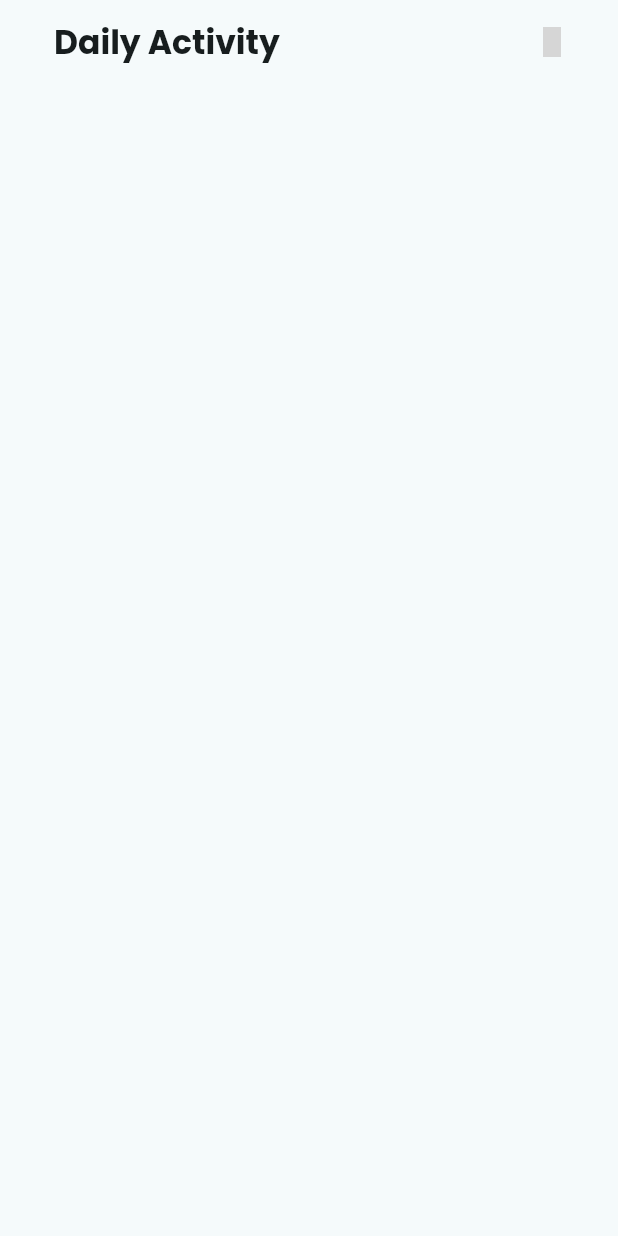
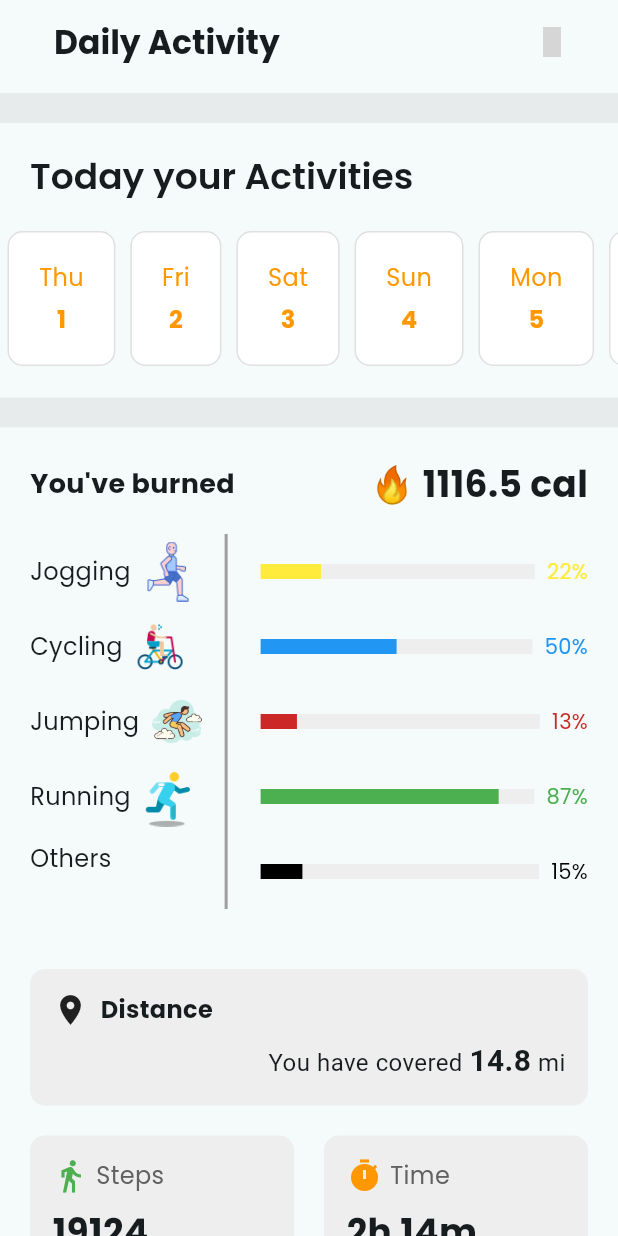
Before and after one commit to masud51435/fitness_tracking_app, a Flutter app: the Activity screen opened by its route, on a phone screen of 412 x 824 dp. Run offline on Flutter 3.47's test engine with Material 3 defaults, Android fonts, the light colour scheme and no system bars; our stand-ins replace get, google_fonts, iconsax, smooth_page_indicator; missing offline and left inert: chart_sparkline; grey boxes are pictures that could not be loaded.

Commit message:
added activity

```diff
--- a/lib/common/custom_divider.dart
+++ b/lib/common/custom_divider.dart
@@ -4,12 +4,14 @@ import 'package:flutter/material.dart';
 class CustomDivider extends StatelessWidget {
   const CustomDivider({
     super.key,
+    this.topSpace = 25,
   });
+  final double topSpace;
 
   @override
   Widget build(BuildContext context) {
     return Padding(
-      padding: const EdgeInsets.only(top: 25),
+      padding: EdgeInsets.only(top: topSpace),
       child: Divider(
         thickness: 20,
         color: greyColor.withOpacity(0.16),
--- a/lib/controllers/activity_controller.dart
+++ b/lib/controllers/activity_controller.dart
@@ -1,16 +1,27 @@
+import 'package:fitness_tracking_app/core/app_colors.dart';
 import 'package:flutter/material.dart';
 import 'package:get/get.dart';
 
-import '../pages/home_page/widgets/daily_activity/activity_class.dart';
+import '../pages/activity/widgets/activity_class.dart';
 
 class DailyActivityController extends GetxController {
   RxInt currentPageIndex = 0.obs;
   final ScrollController scrollController = ScrollController();
 
+  var totalCaloriesBurned = 1116.5.obs;
+  var totalDistance = 14.8.obs;
+  var totalSteps = 19124.obs;
+  var totalTime = "2h 14m".obs;
+
+  var days = <DateTime>[].obs;
+  var selectedIndex = 0.obs;
+
   @override
   void onInit() {
     // TODO: implement onInit
     super.onInit();
+    _generateDaysOfMonth();
+    _setSelectedIndex();
     scrollController.addListener(
       () {
         final pageIndex = (scrollController.offset / (Get.width / 2)).round();
@@ -21,53 +32,81 @@ class DailyActivityController extends GetxController {
     );
   }
 
-  @override
-  void dispose() {
-    // TODO: implement dispose
-    scrollController.dispose();
-    super.dispose();
+  void _generateDaysOfMonth() {
+    DateTime now = DateTime.now();
+    int daysInMonth = DateTime(now.year, now.month + 1, 0).day;
+    List<DateTime> tempDays = [];
+    for (int i = 0; i < daysInMonth; i++) {
+      tempDays.add(DateTime(now.year, now.month, i + 1));
+    }
+
+    days.addAll(tempDays);
   }
 
-  var dailyActivities = <DailyActivity>[
+  void _setSelectedIndex() {
+    DateTime now = DateTime.now();
+    selectedIndex.value = days.indexWhere((date) => date.day == now.day);
+  }
+
+  void onItemTap(int index) {
+    selectedIndex.value = index;
+    print("Selected index updated to: $selectedIndex");
+  }
+
+  bool isSelect(int index) {
+    bool isSelected = selectedIndex.value == index;
+    return isSelected;
+  }
+
+  RxList<DailyActivity> dailyActivities = <DailyActivity>[
     DailyActivity(
       title: "Jogging",
+      percentage: 22,
+      color: Colors.yellow,
       time: "Today, 08:10 AM",
       distance: 2.32,
-      totalDistance: 5.00 ,
+      totalDistance: 5.00,
       unit: 'miles',
       calories: "238.2 cal",
-      imagePath:
-          "assets/icons/activity/jogging.png",
+      imagePath: "assets/icons/activity/jogging.png",
     ),
     DailyActivity(
       title: "Cycling",
+      percentage: 50,
+      color: Colors.blue,
       time: "Today, 08:10 AM",
       distance: 10.00,
       totalDistance: 10.00,
       unit: 'miles',
       calories: "563.4 cal",
-      imagePath:
-          "assets/icons/activity/cycling.png",
+      imagePath: "assets/icons/activity/cycling.png",
     ),
     DailyActivity(
       title: "Jumping",
+      percentage: 13,
+      color: redColor,
       time: "Today, 08:10 AM",
       distance: 13.32,
       totalDistance: 15.00,
       unit: 'feet',
       calories: "408.2 cal",
-      imagePath:
-          "assets/icons/activity/jumping.png",
+      imagePath: "assets/icons/activity/jumping.png",
     ),
     DailyActivity(
       title: "Running",
+      percentage: 87,
+      color: Colors.green,
       time: "Today, 08:10 AM",
-      distance: 6.46,
+      distance: 8.00,
       totalDistance: 8.00,
       unit: 'miles',
       calories: "354.9 cal",
-      imagePath:
-          "assets/icons/activity/running.png",
+      imagePath: "assets/icons/activity/running.png",
+    ),
+    DailyActivity(
+      title: "Others",
+      percentage: 15,
+      color: Colors.black,
     ),
   ].obs;
 }
--- a/lib/pages/activity/activity.dart
+++ b/lib/pages/activity/activity.dart
@@ -1,12 +1,20 @@
 import 'package:fitness_tracking_app/common/Custom_appbar.dart';
+import 'package:fitness_tracking_app/common/custom_divider.dart';
 import 'package:flutter/material.dart';
+import 'package:get/get.dart';
 import 'package:iconsax/iconsax.dart';
+
+import '../../controllers/activity_controller.dart';
+import 'widgets/activities_all_cards.dart';
+import 'widgets/today_activities.dart';
 
 class Activity extends StatelessWidget {
   const Activity({super.key});
 
   @override
   Widget build(BuildContext context) {
+    final DailyActivityController controller =
+        Get.put(DailyActivityController());
     return Scaffold(
       appBar: CustomAppBar(
         title: const Text(
@@ -22,10 +30,15 @@ class Activity extends StatelessWidget {
           )
         ],
       ),
-      body: const SingleChildScrollView(
+      body: SingleChildScrollView(
         child: Column(
           crossAxisAlignment: CrossAxisAlignment.start,
-          children: [],
+          children: [
+            const CustomDivider(topSpace: 10),
+            TodayActivities(controller: controller),
+            const CustomDivider(),
+            ActivitiesSection(controller: controller),
+          ],
         ),
       ),
     );
--- /dev/null
+++ b/lib/pages/activity/widgets/activity_class.dart
@@ -0,0 +1,25 @@
+import 'package:flutter/material.dart';
+
+class DailyActivity {
+  final String? title;
+  final double? percentage;
+  final Color? color;
+  final String? time;
+  final double? distance;
+  final double? totalDistance;
+  final String? calories;
+  final String? imagePath;
+  final String? unit;
+
+  DailyActivity({
+    this.title,
+    this.percentage,
+    this.color,
+    this.time,
+    this.distance,
+    this.totalDistance,
+    this.calories,
+    this.imagePath,
+    this.unit,
+  });
+}
--- /dev/null
+++ b/lib/pages/activity/widgets/activity_progressbar.dart
@@ -0,0 +1,116 @@
+import 'package:flutter/material.dart';
+import 'package:get/get.dart';
+
+import '../../../controllers/activity_controller.dart';
+import '../../../core/app_colors.dart';
+
+class ActivityProgressBar extends StatelessWidget {
+  const ActivityProgressBar({
+    super.key,
+    required this.controller,
+  });
+
+  final DailyActivityController controller;
+
+  @override
+  Widget build(BuildContext context) {
+    return Container(
+      padding: const EdgeInsets.all(20),
+      child: Column(
+        crossAxisAlignment: CrossAxisAlignment.start,
+        children: [
+          Row(
+            mainAxisAlignment: MainAxisAlignment.spaceBetween,
+            children: [
+              const Text(
+                "You've burned",
+                style: TextStyle(
+                  fontSize: 18,
+                  fontWeight: FontWeight.bold,
+                ),
+              ),
+              Obx(
+                () => Text(
+                  "🔥 ${controller.totalCaloriesBurned.value} cal",
+                  style: const TextStyle(
+                    fontSize: 24,
+                    fontWeight: FontWeight.bold,
+                  ),
+                ),
+              ),
+            ],
+          ),
+          const SizedBox(height: 16),
+          Obx(
+            () => IntrinsicHeight(
+              child: Row(
+                children: [
+                  Column(
+                    crossAxisAlignment: CrossAxisAlignment.start,
+                    children: controller.dailyActivities.map(
+                      (activity) {
+                        return Padding(
+                          padding: const EdgeInsets.symmetric(vertical: 5),
+                          child: Row(
+                            children: [
+                              Text(
+                                activity.title!,
+                                style: const TextStyle(
+                                  fontSize: 16,
+                                ),
+                              ),
+                              const SizedBox(width: 5),
+                              activity.imagePath != null
+                                  ? Image.asset(activity.imagePath!,
+                                      width: 40, height: 40)
+                                  : const SizedBox.shrink(),
+                            ],
+                          ),
+                        );
+                      },
+                    ).toList(),
+                  ),
+                  Padding(
+                    padding: const EdgeInsets.only(left: 5, right: 15),
+                    child: VerticalDivider(
+                      thickness: 2,
+                      color: greyColor,
+                    ),
+                  ),
+                  Expanded(
+                    child: Column(
+                      children: controller.dailyActivities.map(
+                        (activity) {
+                          return Padding(
+                            padding: const EdgeInsets.symmetric(vertical: 15),
+                            child: Row(
+                              children: [
+                                Expanded(
+                                  child: LinearProgressIndicator(
+                                    value: activity.percentage! / 100,
+                                    backgroundColor: Colors.grey.shade200,
+                                    minHeight: 10,
+                                    color: activity.color!,
+                                  ),
+                                ),
+                                const SizedBox(width: 8),
+                                Text(
+                                  "${activity.percentage!.toInt()}%",
+                                  style: TextStyle(color: activity.color),
+                                ),
+                              ],
+                            ),
+                          );
+                        },
+                      ).toList(),
+                    ),
+                  ),
+                ],
+              ),
+            ),
+          ),
+        ],
+      ),
+    );
+  }
+}
--- /dev/null
+++ b/lib/pages/activity/widgets/distance_stat_section.dart
@@ -0,0 +1,103 @@
+import 'package:flutter/material.dart';
+import 'package:get/get.dart';
+
+import '../../../controllers/activity_controller.dart';
+import 'stat_card.dart';
+
+class DistanceAndStatSection extends StatelessWidget {
+  const DistanceAndStatSection({
+    super.key,
+    required this.controller,
+  });
+
+  final DailyActivityController controller;
+
+  @override
+  Widget build(BuildContext context) {
+    return Container(
+      padding: const EdgeInsets.all(20),
+      child: Column(
+        crossAxisAlignment: CrossAxisAlignment.start,
+        children: [
+          Container(
+            padding: const EdgeInsets.all(15),
+            decoration: BoxDecoration(
+              color: Colors.grey.shade200,
+              borderRadius: BorderRadius.circular(10),
+            ),
+            child: Column(
+              children: [
+                const Row(
+                  children: [
+                    Icon(Icons.location_on),
+                    SizedBox(width: 8),
+                    Text(
+                      "Distance",
+                      style: TextStyle(
+                        fontSize: 16,
+                        fontWeight: FontWeight.bold,
+                      ),
+                    ),
+                  ],
+                ),
+                const SizedBox(height: 8),
+                Row(
+                  mainAxisAlignment: MainAxisAlignment.end,
+                  children: [
+                    Obx(
+                      () => Text.rich(
+                        TextSpan(
+                          children: [
+                            const TextSpan(
+                              text: 'You have covered ',
+                              style: const TextStyle(
+                                fontSize: 16,
+                              ),
+                            ),
+                            TextSpan(
+                              text: '${controller.totalDistance.value}',
+                              style: const TextStyle(
+                                fontSize: 20,
+                                fontWeight: FontWeight.bold,
+                              ),
+                            ),
+                            const TextSpan(
+                              text: ' mi',
+                              style: const TextStyle(
+                                fontSize: 16,
+                              ),
+                            ),
+                          ],
+                        ),
+                      ),
+                    ),
+                  ],
+                )
+              ],
+            ),
+          ),
+          const SizedBox(height: 20),
+          Obx(
+            () => Row(
+              children: [
+                StatCard(
+                  icon: Icons.directions_walk,
+                  color: Colors.green,
+                  label: "Steps",
+                  value: "${controller.totalSteps.value}",
+                ),
+                const SizedBox(width: 20),
+                StatCard(
+                  icon: Icons.timer,
+                  color: Colors.orange,
+                  label: "Time",
+                  value: controller.totalTime.value,
+                ),
+              ],
+            ),
+          ),
+        ],
+      ),
+    );
+  }
+}
--- /dev/null
+++ b/lib/pages/activity/widgets/stat_card.dart
@@ -0,0 +1,55 @@
+import 'package:flutter/material.dart';
+
+class StatCard extends StatelessWidget {
+  const StatCard({
+    super.key,
+    required this.icon,
+    required this.color,
+    required this.label,
+    required this.value,
+  });
+
+  final IconData icon;
+  final Color color;
+  final String label;
+  final String value;
+
+  @override
+  Widget build(BuildContext context) {
+    return Expanded(
+      child: Container(
+        padding: const EdgeInsets.all(15),
+        decoration: BoxDecoration(
+          color: Colors.grey.shade200,
+          borderRadius: BorderRadius.circular(10),
+        ),
+        child: Column(
+          crossAxisAlignment: CrossAxisAlignment.start,
+          children: [
+            Row(
+              children: [
+                Icon(icon, color: color),
+                const SizedBox(width: 5),
+                Text(
+                  label,
+                  style: TextStyle(
+                    fontSize: 16,
+                    color: Colors.grey[700],
+                  ),
+                ),
+              ],
+            ),
+            const SizedBox(height: 8),
+            Text(
+              value,
+              style: const TextStyle(
+                fontSize: 24,
+                fontWeight: FontWeight.bold,
+              ),
+            ),
+          ],
+        ),
+      ),
+    );
+  }
+}
--- /dev/null
+++ b/lib/pages/activity/widgets/today_activities.dart
@@ -0,0 +1,96 @@
+import 'package:fitness_tracking_app/common/custom_divider.dart';
+import 'package:flutter/material.dart';
+import 'package:intl/intl.dart';
+
+import '../../../common/section_heading.dart';
+import '../../../controllers/activity_controller.dart';
+import 'activity_progressbar.dart';
+import 'distance_stat_section.dart';
+
+class TodayActivities extends StatelessWidget {
+  const TodayActivities({
+    super.key,
+    required this.controller,
+  });
+
+  final DailyActivityController controller;
+
+  @override
+  Widget build(BuildContext context) {
+    return Column(
+      children: [
+        const AppSectionHeading(text: 'Today your Activities'),
+        DateSelector(controller: controller),
+        const CustomDivider(),
+        ActivityProgressBar(controller: controller),
+        DistanceAndStatSection(controller: controller),
+      ],
+    );
+  }
+}
+
+class DateSelector extends StatefulWidget {
+  const DateSelector({
+    super.key,
+    required this.controller,
+  });
+
+  final DailyActivityController controller;
+
+  @override
+  State<DateSelector> createState() => _DateSelectorState();
+}
+
+class _DateSelectorState extends State<DateSelector> {
+  @override
+  Widget build(BuildContext context) {
+    return SizedBox(
+      height: 90,
+      child: ListView.builder(
+        scrollDirection: Axis.horizontal,
+        itemCount: widget.controller.days.length,
+        itemBuilder: (context, index) {
+          bool isSelected = widget.controller.isSelect(index);
+          return GestureDetector(
+            onTap: () {
+              widget.controller.onItemTap(index);
+              setState(() {});
+            },
+            child: Container(
+              margin: const EdgeInsets.symmetric(horizontal: 5),
+              padding: const EdgeInsets.symmetric(horizontal: 20, vertical: 12),
+              decoration: BoxDecoration(
+                color: isSelected ? Colors.deepOrangeAccent : Colors.white,
+                borderRadius: BorderRadius.circular(10),
+                border: Border.all(
+                  color: isSelected ? Colors.orange : Colors.grey.shade300,
+                ),
+              ),
+              child: Column(
+                mainAxisAlignment: MainAxisAlignment.center,
+                children: [
+                  Text(
+                    DateFormat('EEE').format(widget.controller.days[index]),
+                    style: TextStyle(
+                      fontSize: 16,
+                      color: isSelected ? Colors.white : Colors.orange,
+                    ),
+                  ),
+                  const SizedBox(height: 5),
+                  Text(
+                    widget.controller.days[index].day.toString(),
+                    style: TextStyle(
+                      fontSize: 16,
+                      fontWeight: FontWeight.bold,
+                      color: isSelected ? Colors.white : Colors.orange,
+                    ),
+                  ),
+                ],
+              ),
+            ),
+          );
+        },
+      ),
+    );
+  }
+}
```
Also changed, not shown: lib/pages/activity/widgets/activities_all_cards.dart (added, +50 -0 lines), lib/pages/activity/widgets/activities_card.dart (added, +137 -0 lines), lib/pages/home_page/widgets/daily_activity/activity_class.dart (deleted, +0 -19 lines), lib/pages/home_page/widgets/daily_activity/home_activity.dart (+10 -8 lines).
